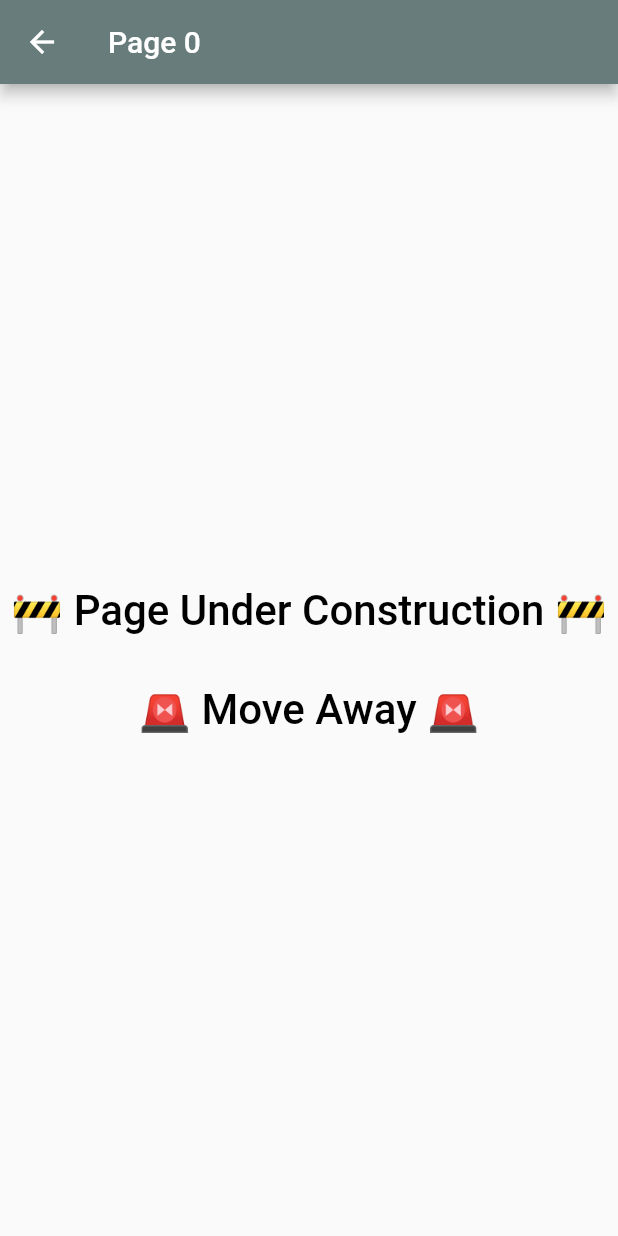
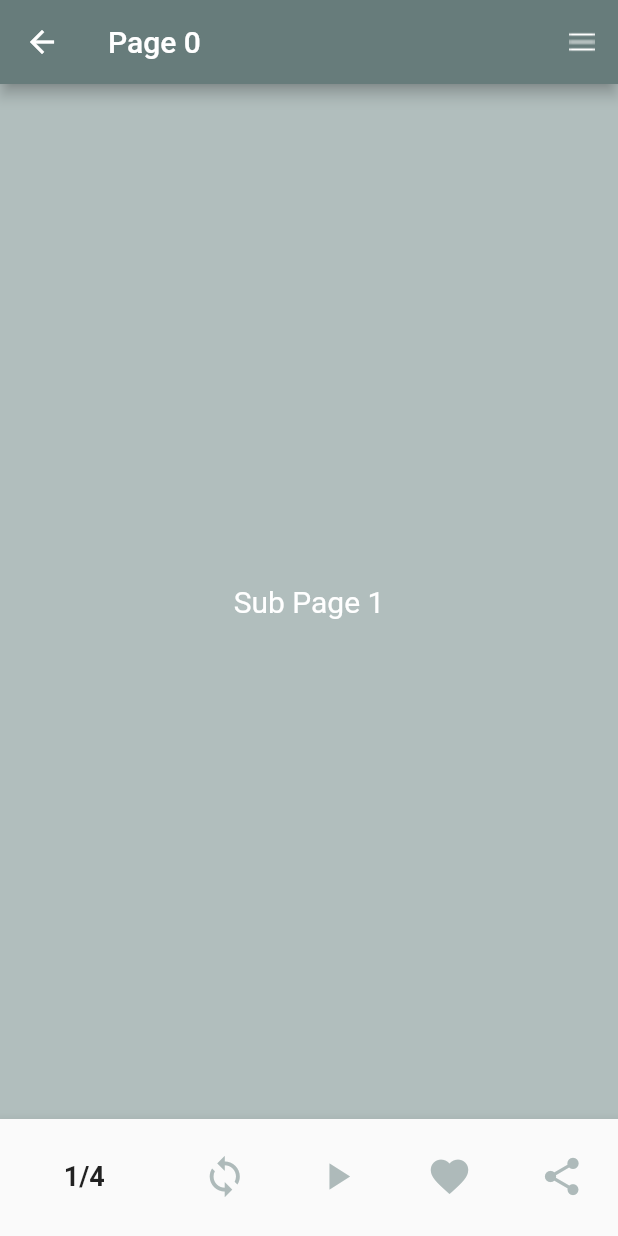
Before and after one commit to mahaamimran/projectWin, a Flutter app: the Page0 screen opened directly, on a phone screen of 412 x 824 dp. Run offline on Flutter 3.47's test engine with Material 2 defaults, Android fonts, the light colour scheme and no system bars.

Commit message:
sub pages + navigation bar basic layout working

```diff
--- a/lib/pages/page0.dart
+++ b/lib/pages/page0.dart
@@ -1,5 +1,3 @@
-// ignore_for_file: library_private_types_in_public_api
-
 import 'package:flutter/material.dart';
 
 class Page0 extends StatefulWidget {
@@ -10,30 +8,187 @@ class Page0 extends StatefulWidget {
 }
 
 class _Page0State extends State<Page0> {
+  bool isGalleryView = true;
+  int _selectedIndex = 0;
+  bool _isPlaying = false;
+  int _currentPageIndex = 0; // Initialize with the first page index
+  late PageController _pageController;
+  @override
+  void initState() {
+    super.initState();
+    _pageController = PageController(initialPage: _currentPageIndex);
+    _pageController.addListener(_handlePageChange);
+  }
+
+  void _handlePageChange() {
+    setState(() {
+      _currentPageIndex = _pageController.page!.toInt();
+    });
+  }
+
+  @override
+  void dispose() {
+    _pageController.removeListener(_handlePageChange);
+    _pageController.dispose();
+    super.dispose();
+  }
+
   @override
   Widget build(BuildContext context) {
     return Scaffold(
       appBar: AppBar(
         backgroundColor: const Color(0xFF677C7B),
         title: const Text('Page 0'),
+        actions: [
+          IconButton(
+            icon: Image.asset(
+              isGalleryView ? 'assets/listView.png' : 'assets/galleryView.png',
+              scale: 0.7,
+            ),
+            onPressed: () {
+              setState(() {
+                isGalleryView = !isGalleryView;
+                print('isGalleryView: $isGalleryView');
+              });
+            },
+          ),
+        ],
       ),
-      body: const Center(
-        child: Column(
-          mainAxisAlignment: MainAxisAlignment.center,
-          children: [
-            Text(
-                  '🚧 Page Under Construction 🚧\n\n🚨 Move Away 🚨',
+      // sub pages
+      body: PageView(
+        scrollDirection: Axis.horizontal,
+        reverse: true,
+         onPageChanged: (index) {
+          // This callback is triggered whenever the page changes
+          setState(() {
+            _currentPageIndex = index;
+            print('page index: $_currentPageIndex');
+          });
+        },
+        children: [
+          Container(
+            color: const Color.fromRGBO(120, 142, 141, 0.56),
+            child: const Center(
+              child: Text(
+                'Sub Page 1',
+                style: TextStyle(fontSize: 20, color: Colors.white),
+              ),
+            ),
+          ),
+          Container(
+            color: const Color.fromRGBO(120, 142, 141, 0.4),
+            child: const Center(
+              child: Text(
+                'Sub Page 2',
+                style: TextStyle(fontSize: 20, color: Colors.white),
+              ),
+            ),
+          ),
+          Container(
+            color: const Color.fromRGBO(120, 142, 141, 0.56),
+            child: const Center(
+              child: Text(
+                'Sub Page 3',
+                style: TextStyle(fontSize: 20, color: Colors.white),
+              ),
+            ),
+          ),
+          Container(
+            color: const Color.fromRGBO(120, 142, 141, 0.4),
+            child: const Center(
+              child: Text(
+                'Sub Page 3',
+                style: TextStyle(fontSize: 20, color: Colors.white),
+              ),
+            ),
+          ),
+          // Add more pages as needed
+        ],
+      ),
+      bottomNavigationBar: BottomNavigationBar(
+        showSelectedLabels: false,
+        showUnselectedLabels: false,
+        backgroundColor: Colors.white,
+        unselectedItemColor: const Color.fromARGB(150, 120, 142, 141),
+        selectedItemColor: const Color.fromARGB(255, 55, 73, 87),
+        currentIndex: _selectedIndex,
+        onTap: (index) {
+          setState(() {
+            _selectedIndex = index;
+          });
+        },
+        items: [
+          // number of page
+           BottomNavigationBarItem(
+            // not clickable item
+            icon: Text(
+                '${_currentPageIndex + 1}/4',
+              style: TextStyle(
+                fontSize: 18,
+                fontWeight: FontWeight.bold,
+              ),
+            ),
+            label: '',
+          ),
+          BottomNavigationBarItem(
+            icon: IconButton(
+              onPressed: () {
+                // Handle play/pause button click
+                print('object');
+              },
+              icon: const Icon(
+                Icons.loop,
+                size: 30,
+              ),
+            ),
+            label: '',
+          ),
 
-                  textAlign: TextAlign.center,
-                  style: TextStyle(
-                    color: Color.fromRGBO(0, 0, 0, 1),
-                    fontSize: 28,
-                    fontFamily: 'Roboto',
-                    fontWeight: FontWeight.w500,
-                  ),
-                ),
-          ],
-        ),
+          BottomNavigationBarItem(
+            icon: IconButton(
+              onPressed: () {
+                setState(() {
+                  // Handle play/pause button click
+                  _isPlaying = !_isPlaying;
+                  print('pause play');
+                });
+              },
+              icon: Icon(
+                _isPlaying ? Icons.pause : Icons.play_arrow,
+                size: 30,
+              ),
+            ),
+            label: '',
+          ),
+          // favourite
+          BottomNavigationBarItem(
+            icon: IconButton(
+              onPressed: () {
+                // Handle play/pause button click
+                print('fav');
+              },
+              icon: const Icon(
+                Icons.favorite,
+                size: 30,
+              ),
+            ),
+            label: '',
+          ),
+          // share button
+          BottomNavigationBarItem(
+            icon: IconButton(
+              onPressed: () {
+                // Handle play/pause button click
+                print('fav');
+              },
+              icon: const Icon(
+                Icons.share,
+                size: 30,
+              ),
+            ),
+            label: '',
+          ),
+        ],
       ),
     );
   }
```
